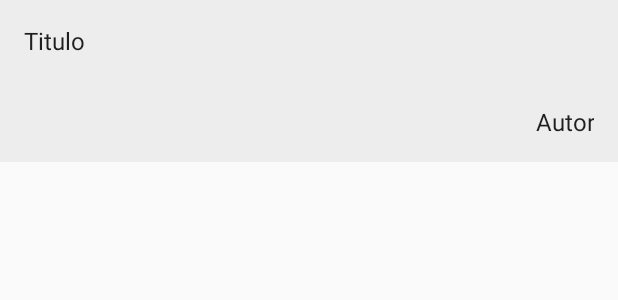
After one commit to DidacSoftware/MyBooks_dbs, an Android app: the layout book_list_content_par.xml on its own in the app's theme, with its tools: preview values and no code run, on a phone screen of 412 x 824 dp. The commit adds this screen. Shown: the top 300 px of the screen. Run offline under Robolectric (Android 15) with nearby library versions, the phone set to English and light mode, and no system bars.

Commit message:
Segunda Version           Crear BookItem y book_list_content.xml para el diseño de pares e impares           Modificar BookItem, BookListActivity
Signed-off-by: DidacSoftware <dbs10go@gmail.com>

```diff
--- a/app/src/main/res/layout-w900dp/book_list.xml
+++ b/app/src/main/res/layout-w900dp/book_list.xml
@@ -28,7 +28,7 @@
         android:layout_marginRight="16dp"
         app:layoutManager="LinearLayoutManager"
         tools:context="com.didacsoftware.mybooks.BookListActivity"
-        tools:listitem="@layout/book_list_content" />
+        tools:listitem="@layout/book_list_content_impar" />
 
     <FrameLayout
         android:id="@+id/book_detail_container"
--- a/app/src/main/res/layout/book_list.xml
+++ b/app/src/main/res/layout/book_list.xml
@@ -10,4 +10,4 @@
     android:layout_marginRight="16dp"
     app:layoutManager="LinearLayoutManager"
     tools:context=".BookListActivity"
-    tools:listitem="@layout/book_list_content" />
+    tools:listitem="@layout/book_list_content_impar" />
--- /dev/null
+++ b/app/src/main/res/layout/book_list_content_par.xml
@@ -0,0 +1,24 @@
+<?xml version="1.0" encoding="utf-8"?>
+<LinearLayout xmlns:android="http://schemas.android.com/apk/res/android"
+    android:layout_width="match_parent"
+    android:layout_height="wrap_content"
+    android:background="#ededed"
+    android:orientation="vertical">
+
+    <TextView
+        android:id="@+id/id_text"
+        android:layout_width="match_parent"
+        android:layout_height="wrap_content"
+        android:layout_margin="@dimen/text_margin"
+        android:text="Titulo"
+        android:textAppearance="?attr/textAppearanceListItem" />
+
+    <TextView
+        android:id="@+id/content"
+        android:layout_width="match_parent"
+        android:layout_height="wrap_content"
+        android:layout_margin="@dimen/text_margin"
+        android:text="Autor"
+        android:gravity="right"
+        android:textAppearance="?attr/textAppearanceListItem" />
+</LinearLayout>
```
Also changed, not shown: app/src/main/java/com/didacsoftware/mybooks/BookListActivity.java (+48 -3 lines), app/src/main/java/com/didacsoftware/mybooks/Model/BookItem.java (added, +90 -0 lines), app/src/main/res/layout/book_list_content_impar.xml (renamed from app/src/main/res/layout/book_list_content.xml, +8 -4 lines).
